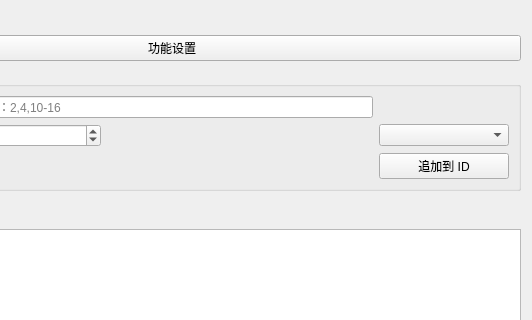
Old version of the form plugins/Base_Mesh/MeshFaceControlWidget.ui in the repository asd977/base_cae; both pictures show x 188 to 720 and y 0 to 320 of the 720 by 520 pixel window.
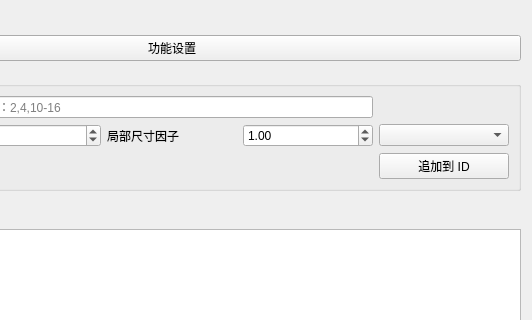
New version of the form. Custom widgets are drawn as their Qt base class.

Commit message: mesh: add per-face local size factor alongside curvature control

The edit to the form file:
```diff
--- a/plugins/Base_Mesh/MeshFaceControlWidget.ui
+++ b/plugins/Base_Mesh/MeshFaceControlWidget.ui
@@ -62,6 +62,32 @@
         </item>
           </layout>
       </item>
+      <item row="1" column="2">
+       <widget class="QLabel" name="labelLocalSizeFactor">
+        <property name="text">
+         <string>局部尺寸因子</string>
+        </property>
+       </widget>
+      </item>
+      <item row="1" column="3">
+       <widget class="QDoubleSpinBox" name="spinLocalSizeFactor">
+        <property name="decimals">
+         <number>2</number>
+        </property>
+        <property name="minimum">
+         <double>0.010000000000000</double>
+        </property>
+        <property name="maximum">
+         <double>100.000000000000000</double>
+        </property>
+        <property name="singleStep">
+         <double>0.100000000000000</double>
+        </property>
+        <property name="value">
+         <double>1.000000000000000</double>
+        </property>
+       </widget>
+      </item>
       <item row="2" column="0" colspan="2">
        <widget class="QCheckBox" name="checkCurvature">
         <property name="text">
```
The commit also changes 5 other files.
